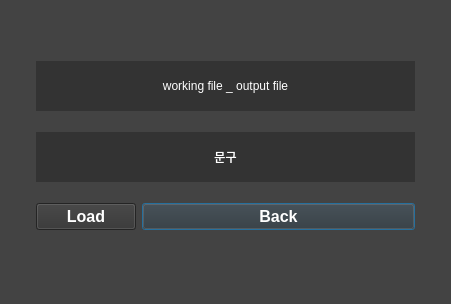
Old version of the form python/PizzaMaya_ah/ui/UI_design/Load.ui in the repository KKW0/pizza_api.
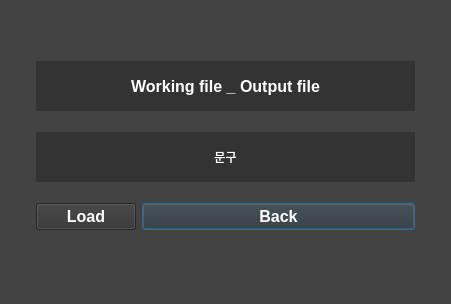
New version of the form.

```diff
--- a/python/PizzaMaya_ah/ui/UI_design/Load.ui
+++ b/python/PizzaMaya_ah/ui/UI_design/Load.ui
@@ -125,12 +125,19 @@
         <height>50</height>
        </size>
       </property>
+      <property name="font">
+       <font>
+        <pointsize>12</pointsize>
+        <weight>75</weight>
+        <bold>true</bold>
+       </font>
+      </property>
       <property name="styleSheet">
        <string notr="true">background-color: rgb(51, 51, 51);
 color: white;</string>
       </property>
       <property name="text">
-       <string>working file _ output file</string>
+       <string>Working file _ Output file</string>
       </property>
       <property name="alignment">
        <set>Qt::AlignCenter</set>
```
